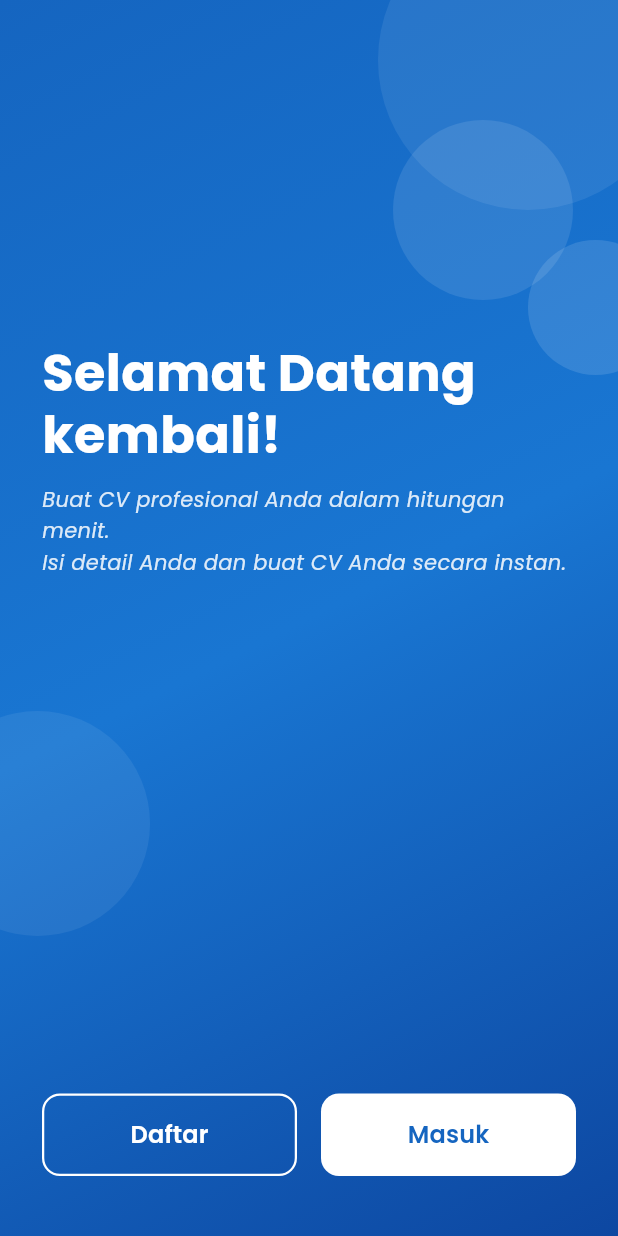
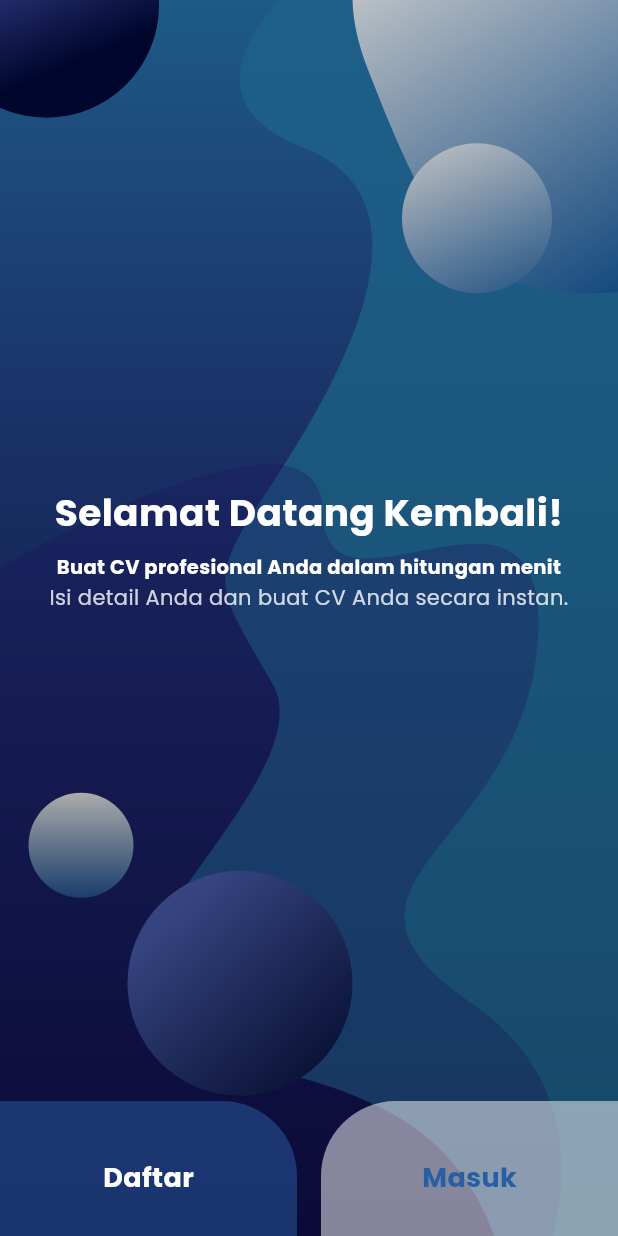
Before and after one commit to ahmadsyafik/cv_maker, a Flutter app: the screen it shows after launch, on a phone screen of 412 x 824 dp. Run offline on Flutter 3.47's test engine with Material 3 defaults, Android fonts, the phone set to English and light mode, and no system bars; our stand-ins replace cloud_firestore, firebase_auth, firebase_core, flutter_svg, google_fonts, google_sign_in and 2 more; missing offline and left inert: downloadsfolder, flutter_pdfview; accounts and stored records are empty.

Commit message:
update background landing page

```diff
--- a/lib/pages/auth/landing_page.dart
+++ b/lib/pages/auth/landing_page.dart
@@ -1,179 +1,204 @@
 import 'package:flutter/material.dart';
+import 'package:flutter/services.dart';
+import 'package:flutter_svg/flutter_svg.dart';
 import 'package:cv_maker/pages/auth/login_page.dart';
 import 'package:cv_maker/pages/auth/register_page.dart';
 
-class LandingPage extends StatelessWidget {
+class LandingPage extends StatefulWidget {
   const LandingPage({super.key});
+
+  @override
+  State<LandingPage> createState() => _LandingPageState();
+}
+
+class _LandingPageState extends State<LandingPage> with WidgetsBindingObserver {
+  @override
+  void initState() {
+    super.initState();
+    WidgetsBinding.instance.addObserver(this);
+    _setFullscreen();
+  }
+
+  @override
+  void didChangeAppLifecycleState(AppLifecycleState state) {
+    if (state == AppLifecycleState.resumed) {
+      _setFullscreen();
+    }
+  }
+
+  void _setFullscreen() {
+    SystemChrome.setEnabledSystemUIMode(SystemUiMode.immersiveSticky);
+    SystemChrome.setSystemUIOverlayStyle(
+      const SystemUiOverlayStyle(
+        statusBarColor: Colors.transparent,
+        statusBarIconBrightness: Brightness.light,
+      ),
+    );
+  }
+
+  @override
+  void dispose() {
+    SystemChrome.setEnabledSystemUIMode(SystemUiMode.edgeToEdge);
+    WidgetsBinding.instance.removeObserver(this);
+    super.dispose();
+  }
 
   @override
   Widget build(BuildContext context) {
     return Scaffold(
+      backgroundColor: Colors.transparent,
       body: Stack(
         children: [
-          // Background gradient
-          Container(
-            decoration: const BoxDecoration(
-              gradient: LinearGradient(
-                begin: Alignment.topLeft,
-                end: Alignment.bottomRight,
-                colors: [
-                  Color(0xFF1565C0),
-                  Color(0xFF1976D2),
-                  Color(0xFF0D47A1),
-                ],
-              ),
+          // Background SVG
+          SvgPicture.asset(
+            'assets/background/background.svg',
+            width: double.infinity,
+            height: double.infinity,
+            fit: BoxFit.cover,
+            placeholderBuilder: (context) => Container(
+              color: const Color(0xFF2578AD),
             ),
           ),
 
-          // Decorative circles
-          Positioned(
-            top: -60,
-            right: -40,
-            child: Container(
-              width: 200,
-              height: 200,
+          // Overlay gradient
+          Container(
             decoration: BoxDecoration(
-                shape: BoxShape.circle,
-                color: Colors.white.withOpacity(0.08),
-              ),
-            ),
-          ),
-          Positioned(
-            top: 80,
-            right: 30,
-            child: Container(
-              width: 120,
-              height: 120,
-              decoration: BoxDecoration(
-                shape: BoxShape.circle,
-                color: Colors.white.withOpacity(0.10),
-              ),
-            ),
-          ),
-          Positioned(
-            top: 160,
-            right: -30,
-            child: Container(
-              width: 90,
-              height: 90,
-              decoration: BoxDecoration(
-                shape: BoxShape.circle,
-                color: Colors.white.withOpacity(0.12),
-              ),
-            ),
-          ),
-          Positioned(
-            bottom: 200,
-            left: -50,
-            child: Container(
-              width: 150,
-              height: 150,
-              decoration: BoxDecoration(
-                shape: BoxShape.circle,
-                color: Colors.white.withOpacity(0.07),
+              gradient: LinearGradient(
+                begin: Alignment.topCenter,
+                end: Alignment.bottomCenter,
+                colors: [
+                  Colors.black.withValues(alpha: 0.2),
+                  Colors.black.withValues(alpha: 0.4),
+                ],
               ),
             ),
           ),
 
           // Content
           SafeArea(
+            bottom: false,
+            child: Column(
+              children: [
+                // Teks tepat di tengah layar
+                Expanded(
+                  child: Center(
                     child: Padding(
                       padding: const EdgeInsets.symmetric(horizontal: 28),
                       child: Column(
-                crossAxisAlignment: CrossAxisAlignment.start,
+                        mainAxisSize: MainAxisSize.min,
                         children: [
-                  const Spacer(flex: 2),
-
-                  // Main headline
                           const Text(
-                    'Selamat Datang\nkembali!',
+                            'Selamat Datang Kembali!',
+                            textAlign: TextAlign.center,
                             style: TextStyle(
-                      fontSize: 34,
+                              fontSize: 25,
                               fontWeight: FontWeight.bold,
                               color: Colors.white,
                               height: 1.2,
                             ),
                           ),
-                  const SizedBox(height: 12),
+                          const SizedBox(height: 14),
+                          // Baris 1 — bold
+                          const Text(
+                            'Buat CV profesional Anda dalam hitungan menit',
+                            textAlign: TextAlign.center,
+                            style: TextStyle(
+                              fontSize: 13,
+                              fontWeight: FontWeight.bold,
+                              color: Colors.white,
+                              height: 1.2,
+                            ),
+                          ),
+                          const SizedBox(height: 4),
+                          // Baris 2 — normal, sedikit lebih redup
                           Text(
-                    'Buat CV profesional Anda dalam hitungan menit.\nIsi detail Anda dan buat CV Anda secara instan.',
+                            'Isi detail Anda dan buat CV Anda secara instan.',
+                            textAlign: TextAlign.center,
                             style: TextStyle(
                               fontSize: 14,
-                      color: Colors.white.withOpacity(0.85),
-                      height: 1.5,
-                      fontStyle: FontStyle.italic,
+                              fontWeight: FontWeight.normal,
+                              color: Colors.white.withValues(alpha: 0.8),
+                              height: 1.2,
+                            ),
+                          ),
+                        ],
+                      ),
+                    ),
                   ),
                 ),
 
-                  const Spacer(flex: 3),
-
-                  // Buttons
-                  Row(
+                // Tombol pojok
+                SizedBox(
+                  height: 90,
+                  child: Row(
+                    crossAxisAlignment: CrossAxisAlignment.stretch,
                     children: [
+                      // Tombol DAFTAR — pojok kanan atas
                       Expanded(
-                        child: OutlinedButton(
-                          onPressed: () {
-                            Navigator.push(
+                        child: GestureDetector(
+                          onTap: () => Navigator.push(
                             context,
                             MaterialPageRoute(
                               builder: (_) => const RegisterPage(),
                             ),
-                            );
-                          },
-                          style: OutlinedButton.styleFrom(
-                            foregroundColor: Colors.white,
-                            side: const BorderSide(
-                                color: Colors.white, width: 1.5),
-                            padding:
-                                const EdgeInsets.symmetric(vertical: 16),
-                            shape: RoundedRectangleBorder(
-                              borderRadius: BorderRadius.circular(12),
+                          ),
+                          child: Container(
+                            alignment: Alignment.topCenter,
+                            padding: const EdgeInsets.only(top: 38),
+                            decoration: BoxDecoration(
+                              color: const Color(0xFF285EA4)
+                                  .withValues(alpha: 0.5),
+                              borderRadius: const BorderRadius.only(
+                                topRight: Radius.circular(50),
                               ),
                             ),
                             child: const Text(
                               'Daftar',
                               style: TextStyle(
-                              fontSize: 16,
-                              fontWeight: FontWeight.w600,
+                                fontSize: 18,
+                                fontWeight: FontWeight.w700,
+                                color: Colors.white,
                               ),
                             ),
                           ),
                         ),
+                      ),
+
                       const SizedBox(width: 16),
+
+                      // Tombol MASUK — pojok kiri atas
                       Expanded(
-                        child: ElevatedButton(
-                          onPressed: () {
-                            Navigator.push(
+                        child: GestureDetector(
+                          onTap: () => Navigator.push(
                             context,
                             MaterialPageRoute(
                               builder: (_) => const LoginPage(),
                             ),
-                            );
-                          },
-                          style: ElevatedButton.styleFrom(
-                            backgroundColor: Colors.white,
-                            foregroundColor: const Color(0xFF1565C0),
-                            elevation: 0,
-                            padding:
-                                const EdgeInsets.symmetric(vertical: 16),
-                            shape: RoundedRectangleBorder(
-                              borderRadius: BorderRadius.circular(12),
+                          ),
+                          child: Container(
+                            alignment: Alignment.topCenter,
+                            padding: const EdgeInsets.only(top: 38),
+                            decoration: BoxDecoration(
+                               color: Colors.white.withValues(alpha: 0.5),
+                              borderRadius: const BorderRadius.only(
+                                topLeft: Radius.circular(50),
                               ),
                             ),
                             child: const Text(
                               'Masuk',
                               style: TextStyle(
-                              fontSize: 16,
-                              fontWeight: FontWeight.w600,
+                                fontSize: 18,
+                                fontWeight: FontWeight.w700,
+                                color: Color(0xFF285EA4),
+                              ),
                             ),
                           ),
                         ),
                       ),
                     ],
                   ),
-                  const SizedBox(height: 40),
+                ),
               ],
-              ),
             ),
           ),
         ],
--- a/pubspec.yaml
+++ b/pubspec.yaml
@@ -9,6 +9,9 @@ environment:
 dependencies:
   flutter:
     sdk: flutter
+
+  # Flutter SVG
+  flutter_svg: ^2.0.9
 
   # State Management
   provider: ^6.1.1
@@ -49,6 +52,8 @@ flutter:
 
     - assets/fonts/
 
+    - assets/background/background.svg
+
   # Fonts
   fonts:
     - family: Roboto
```
Also changed, not shown: assets/background/background.svg (added), pubspec.lock. Lines whose indentation alone changed are shown as unchanged.
